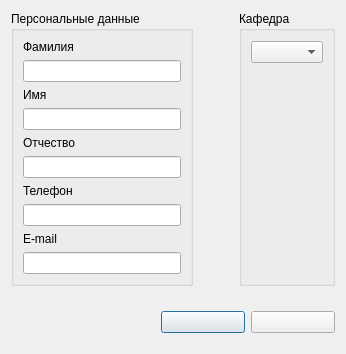
Old version of the form ui/insertstaffuniversity.ui in the repository 7enSmile/clientVKR.
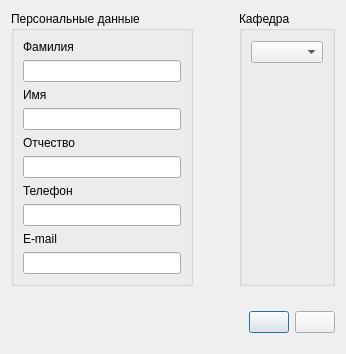
New version of the form.

```diff
--- a/ui/insertstaffuniversity.ui
+++ b/ui/insertstaffuniversity.ui
@@ -172,7 +172,7 @@
           <enum>Qt::Horizontal</enum>
          </property>
          <property name="sizeType">
-          <enum>QSizePolicy::Fixed</enum>
+          <enum>QSizePolicy::Expanding</enum>
          </property>
          <property name="sizeHint" stdset="0">
           <size>
@@ -183,14 +183,14 @@
         </spacer>
        </item>
        <item>
-        <widget class="QPushButton" name="pushButton">
+        <widget class="QPushButton" name="pushButtonAction">
          <property name="text">
           <string/>
          </property>
         </widget>
        </item>
        <item>
-        <widget class="QPushButton" name="pushButtonAction">
+        <widget class="QPushButton" name="pushButton">
          <property name="text">
           <string/>
          </property>
```
